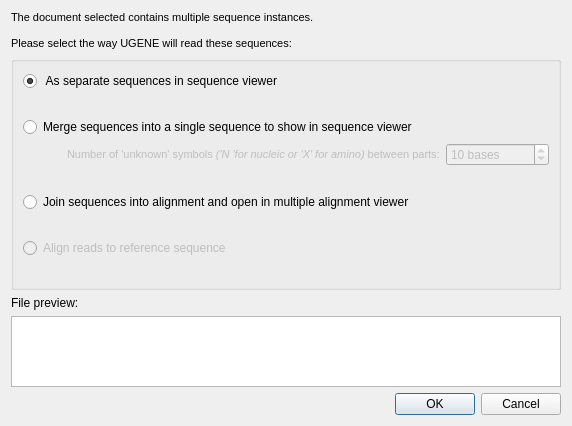
This is src/ugeneui/src/project_support/SequenceReadingModeSelectorDialog.ui in violethaze74/ugene as Qt 5 draws it before an edit. The edited form follows.
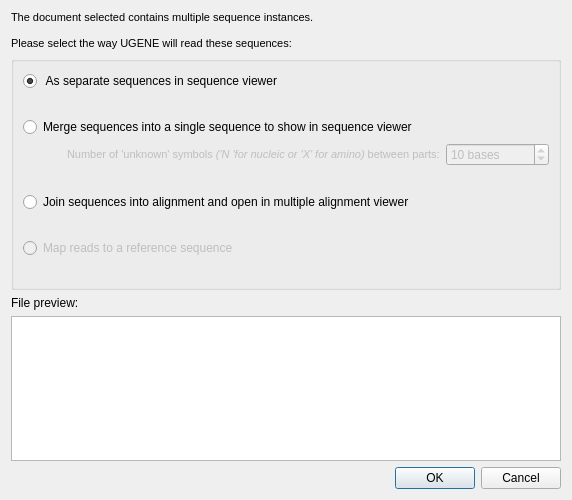
This is the edited form.

Commit message: UGENE-6113: Unify NGS reads mappers and assemblers in the WD

Patch:
```diff
--- a/src/ugeneui/src/project_support/SequenceReadingModeSelectorDialog.ui
+++ b/src/ugeneui/src/project_support/SequenceReadingModeSelectorDialog.ui
@@ -7,7 +7,7 @@
     <x>0</x>
     <y>0</y>
     <width>572</width>
-    <height>426</height>
+    <height>500</height>
    </rect>
   </property>
   <property name="windowTitle">
@@ -164,7 +164,7 @@
          <bool>false</bool>
         </property>
         <property name="text">
-         <string>Align reads to reference sequence</string>
+         <string>Map reads to a reference sequence</string>
         </property>
        </widget>
       </item>
```
The commit also changes 10 other files.
